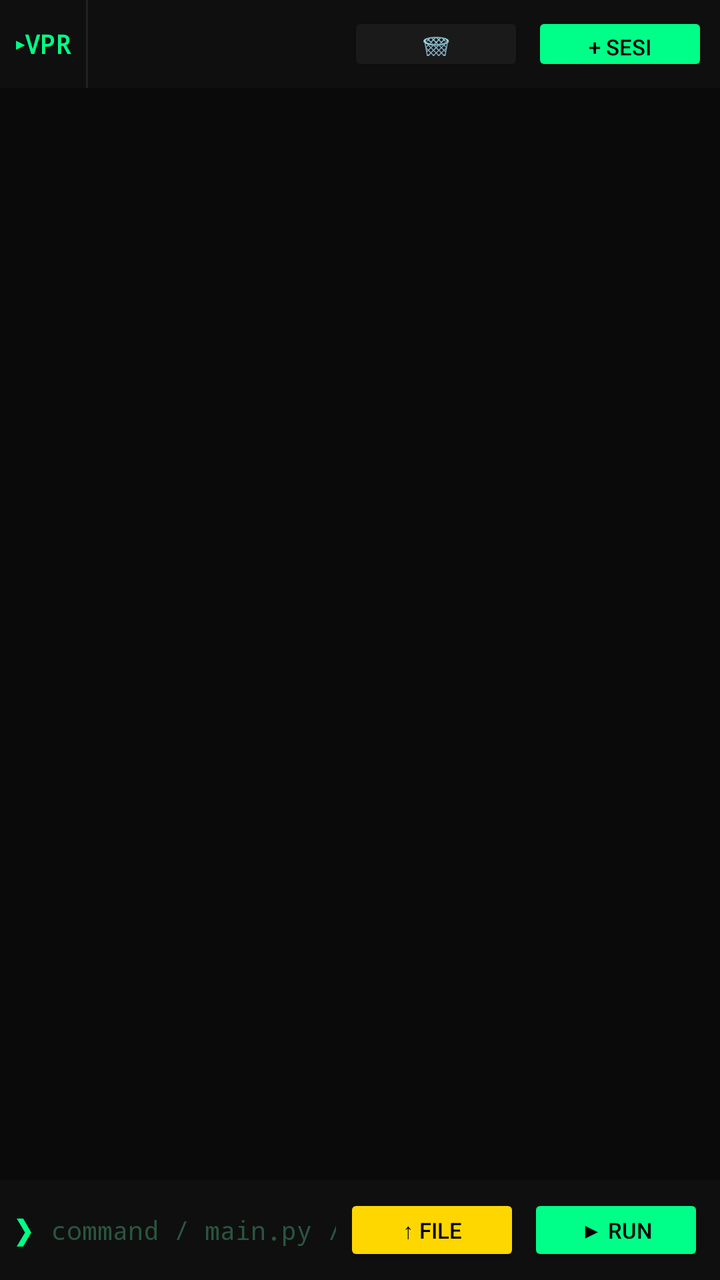
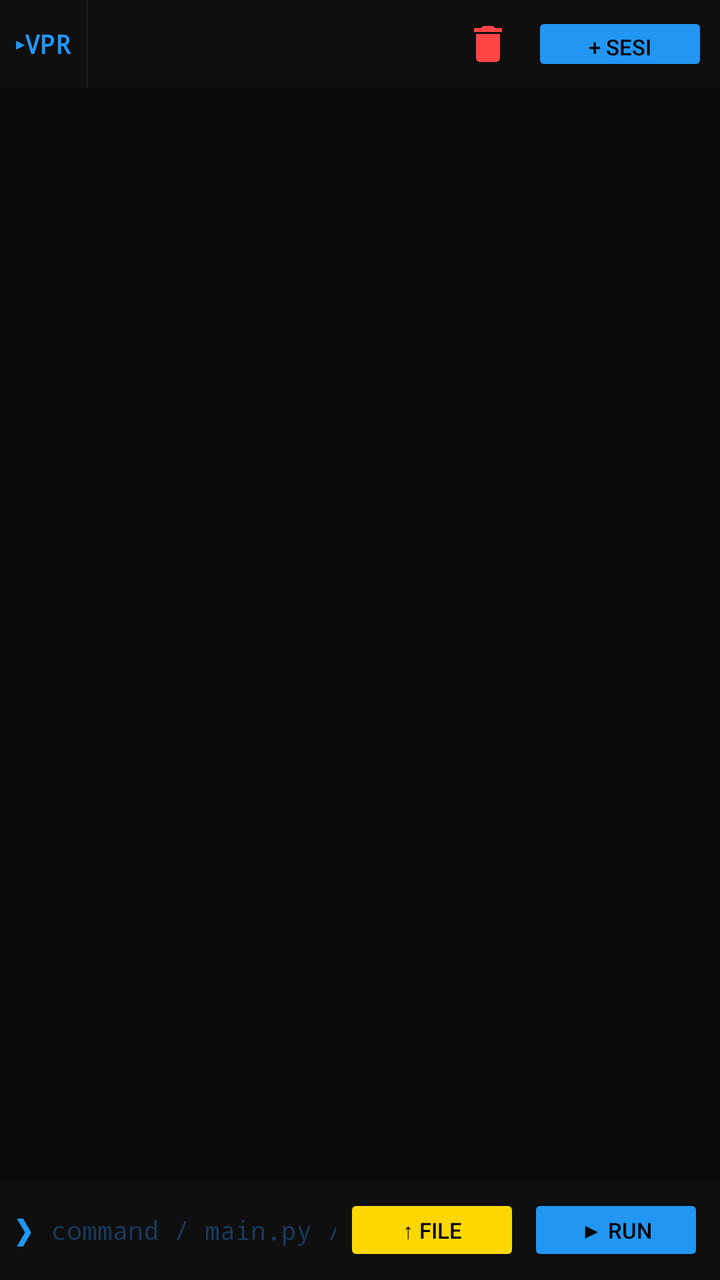

An Android layout rendered at two revisions. The XML below is the earlier revision; the diff shows what the commit changed to produce the second picture.
<!-- AndroidManifest.xml: application theme Theme.AppCompat.NoActionBar -->
<!-- res/layout/activity_main.xml -->
<?xml version="1.0" encoding="utf-8"?>
<LinearLayout xmlns:android="http://schemas.android.com/apk/res/android"
    android:layout_width="match_parent" android:layout_height="match_parent"
    android:orientation="vertical" android:background="#0a0a0a">

    
    <LinearLayout android:layout_width="match_parent" android:layout_height="44dp"
        android:orientation="horizontal" android:background="#0f0f0f"
        android:gravity="center_vertical">

        <TextView android:layout_width="wrap_content" android:layout_height="wrap_content"
            android:text=" ▸VPR " android:textColor="#00FF88" android:textStyle="bold"
            android:textSize="13sp" android:fontFamily="monospace"/>

        <View android:layout_width="1dp" android:layout_height="match_parent"
            android:background="#222222"/>

        <HorizontalScrollView android:layout_width="0dp" android:layout_height="match_parent"
            android:layout_weight="1" android:scrollbars="none">
            <LinearLayout android:id="@+id/sessionTabBar"
                android:layout_width="wrap_content" android:layout_height="match_parent"
                android:orientation="horizontal" android:gravity="center_vertical"
                android:paddingStart="4dp" android:paddingEnd="4dp"/>
        </HorizontalScrollView>

        <Button android:id="@+id/btnClearSession"
            android:layout_width="wrap_content" android:layout_height="32dp"
            android:text="🗑" android:textSize="13sp"
            android:textColor="#FF4444" android:backgroundTint="#1A1A1A"
            android:paddingStart="10dp" android:paddingEnd="10dp"
            android:layout_marginEnd="4dp"/>

        <Button android:id="@+id/btnNewSession"
            android:layout_width="wrap_content" android:layout_height="32dp"
            android:text="+ Sesi" android:textSize="11sp"
            android:textColor="#000000" android:backgroundTint="#00FF88"
            android:paddingStart="10dp" android:paddingEnd="10dp"
            android:layout_marginEnd="6dp"/>
    </LinearLayout>

    
    <FrameLayout android:id="@+id/terminalContainer"
        android:layout_width="match_parent" android:layout_height="0dp"
        android:layout_weight="1" android:background="#0a0a0a"/>

    
    <LinearLayout android:layout_width="match_parent" android:layout_height="50dp"
        android:orientation="horizontal" android:background="#0f0f0f"
        android:gravity="center_vertical" android:paddingStart="8dp" android:paddingEnd="8dp">

        <TextView android:layout_width="wrap_content" android:layout_height="wrap_content"
            android:text="❯ " android:textColor="#00FF88"
            android:textSize="16sp" android:fontFamily="monospace"/>

        <EditText android:id="@+id/cmdInput"
            android:layout_width="0dp" android:layout_height="match_parent"
            android:layout_weight="1" android:background="@null"
            android:textColor="#00FF88" android:textColorHint="#2a5540"
            android:hint="command / main.py / main.sh / main.js"
            android:textSize="13sp" android:fontFamily="monospace"
            android:imeOptions="actionSend" android:singleLine="true"
            android:inputType="text"/>

        <Button android:id="@+id/btnUpload"
            android:layout_width="wrap_content" android:layout_height="36dp"
            android:text="↑ File" android:textSize="11sp"
            android:textColor="#000000" android:backgroundTint="#FFD700"
            android:paddingStart="10dp" android:paddingEnd="10dp"
            android:layout_marginStart="4dp"/>

        <Button android:id="@+id/btnSend"
            android:layout_width="wrap_content" android:layout_height="36dp"
            android:text="▶ Run" android:textSize="11sp"
            android:textColor="#000000" android:backgroundTint="#00FF88"
            android:paddingStart="10dp" android:paddingEnd="10dp"
            android:layout_marginStart="4dp"/>
    </LinearLayout>
</LinearLayout>
<!-- resources referenced by this layout -->
<resources>

</resources>

<!-- the commit's change to res/layout/activity_main.xml (unified diff, before → after) -->
@@ -1,19 +1,20 @@
 <?xml version="1.0" encoding="utf-8"?>
 <LinearLayout xmlns:android="http://schemas.android.com/apk/res/android"
-    android:layout_width="match_parent" android:layout_height="match_parent"
-    android:orientation="vertical" android:background="#0a0a0a">
+    android:layout_width="match_parent"
+    android:layout_height="match_parent"
+    android:orientation="vertical"
+    android:background="#0a0a0a">
 
-    
     <LinearLayout android:layout_width="match_parent" android:layout_height="44dp"
         android:orientation="horizontal" android:background="#0f0f0f"
         android:gravity="center_vertical">
 
         <TextView android:layout_width="wrap_content" android:layout_height="wrap_content"
-            android:text=" ▸VPR " android:textColor="#00FF88" android:textStyle="bold"
+            android:text=" ▸VPR " android:textColor="#2196F3" android:textStyle="bold"
             android:textSize="13sp" android:fontFamily="monospace"/>
 
         <View android:layout_width="1dp" android:layout_height="match_parent"
-            android:background="#222222"/>
+            android:background="#1a1a1a"/>
 
         <HorizontalScrollView android:layout_width="0dp" android:layout_height="match_parent"
             android:layout_weight="1" android:scrollbars="none">
@@ -23,39 +24,40 @@
                 android:paddingStart="4dp" android:paddingEnd="4dp"/>
         </HorizontalScrollView>
 
-        <Button android:id="@+id/btnClearSession"
-            android:layout_width="wrap_content" android:layout_height="32dp"
-            android:text="🗑" android:textSize="13sp"
-            android:textColor="#FF4444" android:backgroundTint="#1A1A1A"
-            android:paddingStart="10dp" android:paddingEnd="10dp"
-            android:layout_marginEnd="4dp"/>
+        
+        <ImageButton
+            android:id="@+id/btnClearSession"
+            android:layout_width="36dp"
+            android:layout_height="36dp"
+            android:src="@drawable/ic_delete"
+            android:background="@android:color/transparent"
+            android:layout_marginEnd="4dp"
+            android:contentDescription="Clear Session"/>
 
         <Button android:id="@+id/btnNewSession"
             android:layout_width="wrap_content" android:layout_height="32dp"
             android:text="+ Sesi" android:textSize="11sp"
-            android:textColor="#000000" android:backgroundTint="#00FF88"
+            android:textColor="#000000" android:backgroundTint="#2196F3"
             android:paddingStart="10dp" android:paddingEnd="10dp"
             android:layout_marginEnd="6dp"/>
     </LinearLayout>
 
-    
     <FrameLayout android:id="@+id/terminalContainer"
         android:layout_width="match_parent" android:layout_height="0dp"
         android:layout_weight="1" android:background="#0a0a0a"/>
 
-    
     <LinearLayout android:layout_width="match_parent" android:layout_height="50dp"
         android:orientation="horizontal" android:background="#0f0f0f"
         android:gravity="center_vertical" android:paddingStart="8dp" android:paddingEnd="8dp">
 
         <TextView android:layout_width="wrap_content" android:layout_height="wrap_content"
-            android:text="❯ " android:textColor="#00FF88"
+            android:text="❯ " android:textColor="#2196F3"
             android:textSize="16sp" android:fontFamily="monospace"/>
 
         <EditText android:id="@+id/cmdInput"
             android:layout_width="0dp" android:layout_height="match_parent"
             android:layout_weight="1" android:background="@null"
-            android:textColor="#00FF88" android:textColorHint="#2a5540"
+            android:textColor="#2196F3" android:textColorHint="#1a3a5c"
             android:hint="command / main.py / main.sh / main.js"
             android:textSize="13sp" android:fontFamily="monospace"
             android:imeOptions="actionSend" android:singleLine="true"
@@ -71,7 +73,7 @@
         <Button android:id="@+id/btnSend"
             android:layout_width="wrap_content" android:layout_height="36dp"
             android:text="▶ Run" android:textSize="11sp"
-            android:textColor="#000000" android:backgroundTint="#00FF88"
+            android:textColor="#000000" android:backgroundTint="#2196F3"
             android:paddingStart="10dp" android:paddingEnd="10dp"
             android:layout_marginStart="4dp"/>
     </LinearLayout>
<!-- resource entries referenced after the edit -->
@@ -1,5 +1,14 @@
 <!-- resources referenced by this layout -->
 <resources>
-
+  <!-- drawable ic_delete (drawable) -->
+  <vector xmlns:android="http://schemas.android.com/apk/res/android"
+      android:width="24dp"
+      android:height="24dp"
+      android:viewportWidth="24"
+      android:viewportHeight="24">
+      <path
+          android:fillColor="#FF4444"
+          android:pathData="M6,19c0,1.1 0.9,2 2,2h8c1.1,0 2,-0.9 2,-2V7H6v12zM19,4h-3.5l-1,-1h-5l-1,1H5v2h14V4z"/>
+  </vector>
 </resources>
 
